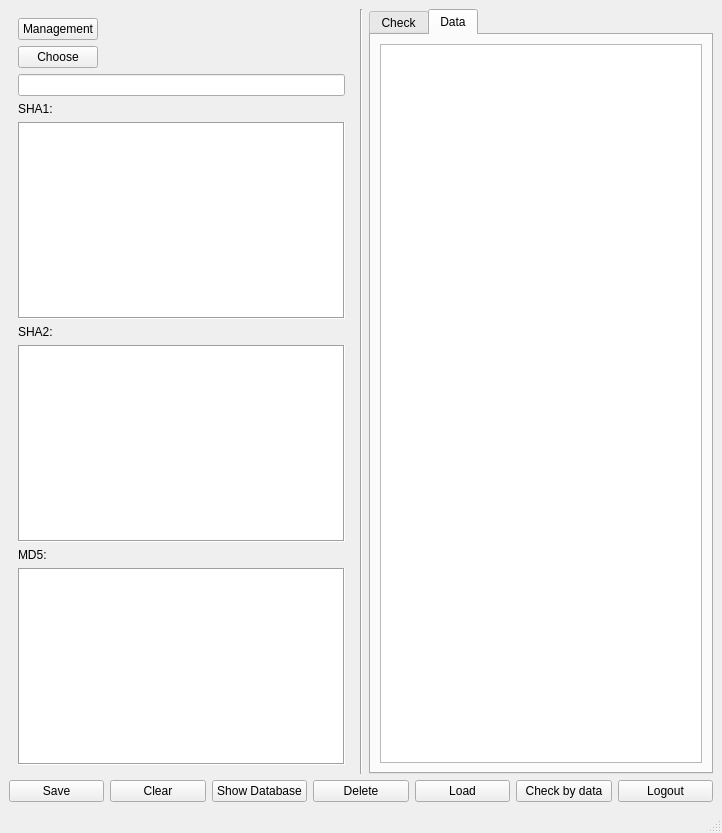
conbaodn/integrity, file check.ui: the form before one commit.
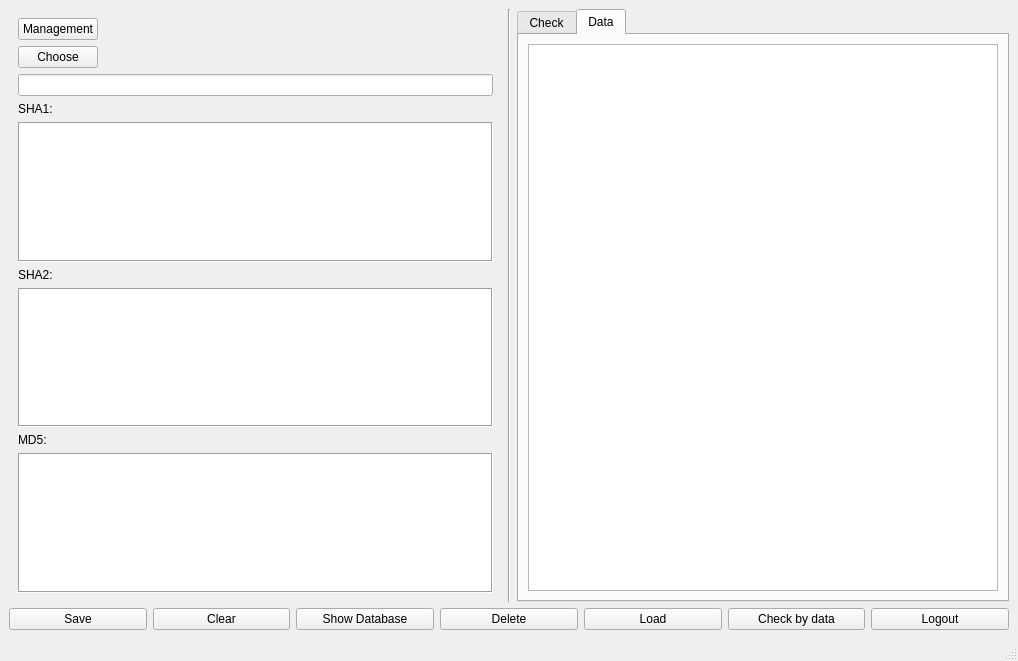
The form after the commit. The open tabs and pages were chosen to show the change.

What changed in the file:
```diff
--- a/check.ui
+++ b/check.ui
@@ -6,10 +6,16 @@
    <rect>
     <x>0</x>
     <y>0</y>
-    <width>722</width>
-    <height>833</height>
+    <width>1018</width>
+    <height>661</height>
    </rect>
   </property>
+  <property name="minimumSize">
+   <size>
+    <width>893</width>
+    <height>629</height>
+   </size>
+  </property>
   <property name="windowTitle">
    <string>MainWindow</string>
   </property>
@@ -230,6 +236,9 @@
     </item>
     <item row="0" column="2">
      <widget class="QTabWidget" name="tabWidget">
+      <property name="enabled">
+       <bool>true</bool>
+      </property>
       <property name="currentIndex">
        <number>0</number>
       </property>
@@ -408,7 +417,11 @@
        </attribute>
        <layout class="QGridLayout" name="gridLayout_2">
         <item row="0" column="0">
-         <widget class="QTableWidget" name="table_file_hash"/>
+         <widget class="QTableWidget" name="table_file_hash">
+          <property name="sizeAdjustPolicy">
+           <enum>QAbstractScrollArea::AdjustToContents</enum>
+          </property>
+         </widget>
         </item>
        </layout>
       </widget>
```
Left out of the diff: 182 changed lines with no effect on the pictures.
